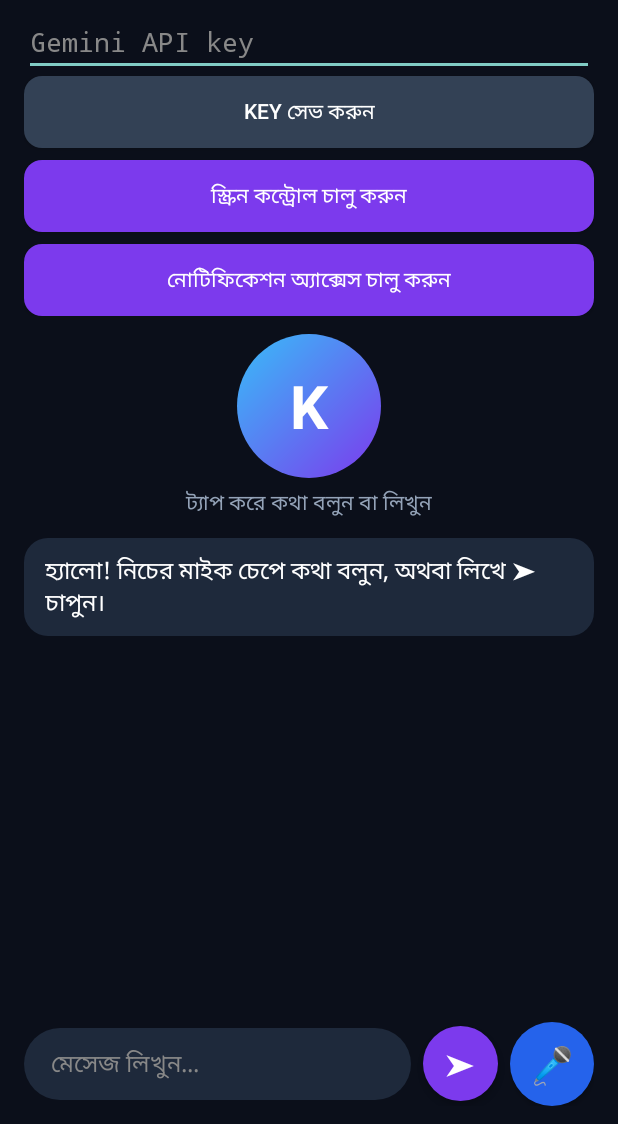
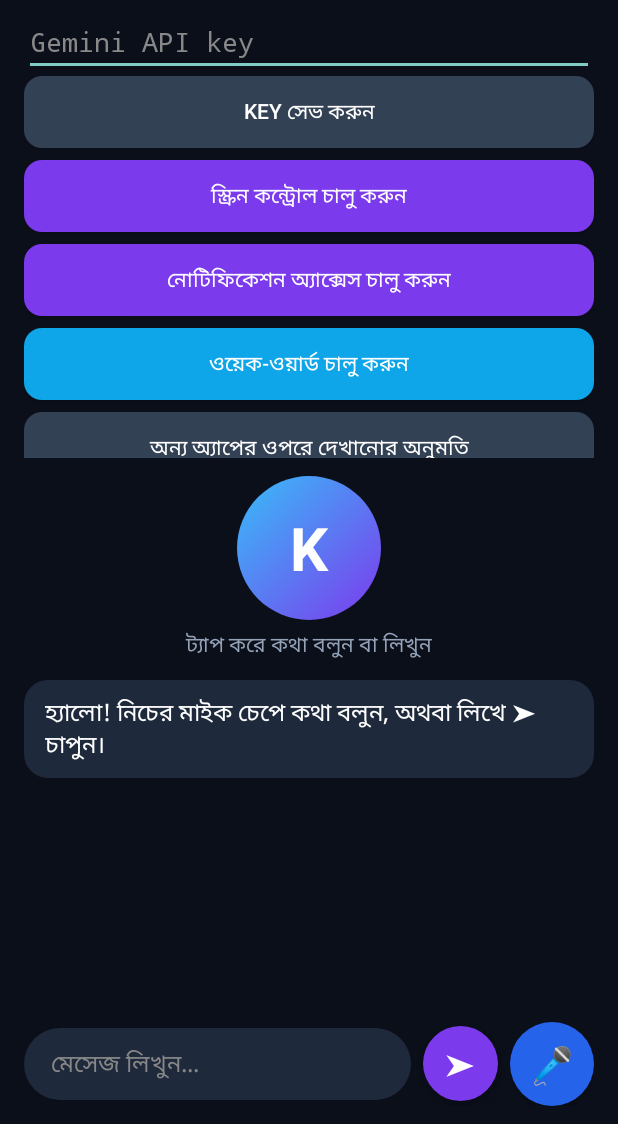
Before and after one commit to sensei5266/Karima-Ai, an Android app: the screen it shows after launch (MainActivity), on a phone screen of 412 x 824 dp, the part 112-1236 px from its top. Run offline under Robolectric (Android 15) with nearby library versions, the phone set to English and light mode, and no system bars.

Commit message:
Update MainActivity.kt

```diff
--- a/app/src/main/java/com/karima/assistant/MainActivity.kt
+++ b/app/src/main/java/com/karima/assistant/MainActivity.kt
@@ -113,6 +113,7 @@ class MainActivity : Activity(), TextToSpeech.OnInitListener {
     private lateinit var keyInput: EditText
     private lateinit var msgInput: EditText
     private lateinit var langChip: TextView
+    private lateinit var wakeBtn: Button
     private var tts: TextToSpeech? = null
     private var recognizer: SpeechRecognizer? = null
     private var pulse: ObjectAnimator? = null
@@ -209,6 +210,53 @@ class MainActivity : Activity(), TextToSpeech.OnInitListener {
         }
     }
 
+    // ---------- ওয়েক-ওয়ার্ড ----------
+
+    private fun startWake() {
+        if (checkSelfPermission(Manifest.permission.RECORD_AUDIO) != PackageManager.PERMISSION_GRANTED) {
+            add("সিস্টেম", "আগে মাইকের অনুমতি দিন, তারপর ওয়েক-ওয়ার্ড চালু করুন।")
+            prefs().edit().putBoolean("wake", false).apply()
+            return
+        }
+        try {
+            startForegroundService(Intent(this, KarimaListenService::class.java))
+            prefs().edit().putBoolean("wake", true).apply()
+            wakeBtn.text = "ওয়েক-ওয়ার্ড: চালু (বন্ধ করতে চাপুন)"
+        } catch (e: Exception) {
+            add("সিস্টেম", "ওয়েক-ওয়ার্ড চালু করা যায়নি: ${e.message}")
+        }
+    }
+
+    private fun stopWake() {
+        stopService(Intent(this, KarimaListenService::class.java))
+        prefs().edit().putBoolean("wake", false).apply()
+        wakeBtn.text = "ওয়েক-ওয়ার্ড চালু করুন"
+    }
+
+    private fun checkWake(i: Intent?) {
+        if (i?.getBooleanExtra("wake", false) == true) {
+            i.removeExtra("wake")
+            ui.postDelayed({ listen() }, 900L)
+        }
+    }
+
+    override fun onNewIntent(intent: Intent?) {
+        super.onNewIntent(intent)
+        setIntent(intent)
+        checkWake(intent)
+    }
+
+    override fun onResume() {
+        super.onResume()
+        AppState.visible = true
+        KarimaListenService.current?.pauseForApp()
+    }
+
+    override fun onPause() {
+        AppState.visible = false
+        super.onPause()
+    }
+
     override fun onCreate(savedInstanceState: Bundle?) {
         super.onCreate(savedInstanceState)
         window.statusBarColor = Color.parseColor("#0B0F1A")
@@ -257,13 +305,64 @@ class MainActivity : Activity(), TextToSpeech.OnInitListener {
                 startActivity(Intent(Settings.ACTION_NOTIFICATION_LISTENER_SETTINGS))
             }
         }
-        keyPanel = LinearLayout(this).apply {
+        wakeBtn = Button(this).apply {
+            text = if (prefs().getBoolean("wake", false)) "ওয়েক-ওয়ার্ড: চালু (বন্ধ করতে চাপুন)"
+            else "ওয়েক-ওয়ার্ড চালু করুন"
+            setTextColor(Color.WHITE)
+            background = roundBg("#0EA5E9", dp(12).toFloat())
+            setOnClickListener {
+                if (prefs().getBoolean("wake", false)) stopWake() else startWake()
+            }
+        }
+        val overlayBtn = Button(this).apply {
+            text = "অন্য অ্যাপের ওপরে দেখানোর অনুমতি"
+            setTextColor(Color.WHITE)
+            background = roundBg("#334155", dp(12).toFloat())
+            setOnClickListener {
+                startActivity(
+                    Intent(
+                        Settings.ACTION_MANAGE_OVERLAY_PERMISSION,
+                        Uri.parse("package:$packageName")
+                    )
+                )
+            }
+        }
+        val batBtn = Button(this).apply {
+            text = "ব্যাটারি সীমাবদ্ধতা বন্ধ করুন"
+            setTextColor(Color.WHITE)
+            background = roundBg("#334155", dp(12).toFloat())
+            setOnClickListener {
+                startActivity(Intent(Settings.ACTION_IGNORE_BATTERY_OPTIMIZATION_SETTINGS))
+            }
+        }
+        val assistBtn = Button(this).apply {
+            text = "ডিফল্ট অ্যাসিস্ট্যান্ট সেট করুন"
+            setTextColor(Color.WHITE)
+            background = roundBg("#334155", dp(12).toFloat())
+            setOnClickListener {
+                try {
+                    startActivity(Intent(Settings.ACTION_VOICE_INPUT_SETTINGS))
+                } catch (e: Exception) {
+                    startActivity(Intent(Settings.ACTION_SETTINGS))
+                }
+            }
+        }
+        val panelItems = LinearLayout(this).apply {
             orientation = LinearLayout.VERTICAL
-            visibility = if (savedKey.isBlank()) View.VISIBLE else View.GONE
             addView(keyInput)
             addView(saveBtn)
             addView(accBtn, LinearLayout.LayoutParams(-1, -2).apply { topMargin = dp(8) })
             addView(notifBtn, LinearLayout.LayoutParams(-1, -2).apply { topMargin = dp(8) })
+            addView(wakeBtn, LinearLayout.LayoutParams(-1, -2).apply { topMargin = dp(8) })
+            addView(overlayBtn, LinearLayout.LayoutParams(-1, -2).apply { topMargin = dp(8) })
+            addView(batBtn, LinearLayout.LayoutParams(-1, -2).apply { topMargin = dp(8) })
+            addView(assistBtn, LinearLayout.LayoutParams(-1, -2).apply { topMargin = dp(8) })
+        }
+        val panelScroll = ScrollView(this).apply { addView(panelItems) }
+        keyPanel = LinearLayout(this).apply {
+            orientation = LinearLayout.VERTICAL
+            visibility = if (savedKey.isBlank()) View.VISIBLE else View.GONE
+            addView(panelScroll, LinearLayout.LayoutParams(-1, dp(300)))
         }
 
         val title = TextView(this).apply {
@@ -414,14 +513,19 @@ class MainActivity : Activity(), TextToSpeech.OnInitListener {
         }
         add("কারিমা", "হ্যালো! নিচের মাইক চেপে কথা বলুন, অথবা লিখে ➤ চাপুন।")
 
-        val need = listOf(
+        val need = mutableListOf(
             Manifest.permission.RECORD_AUDIO,
             Manifest.permission.READ_CONTACTS,
             Manifest.permission.CALL_PHONE,
             Manifest.permission.SEND_SMS,
             Manifest.permission.ANSWER_PHONE_CALLS
-        ).filter { checkSelfPermission(it) != PackageManager.PERMISSION_GRANTED }
-        if (need.isNotEmpty()) requestPermissions(need.toTypedArray(), 10)
+        )
+        if (Build.VERSION.SDK_INT >= 33) need.add(Manifest.permission.POST_NOTIFICATIONS)
+        val missing = need.filter { checkSelfPermission(it) != PackageManager.PERMISSION_GRANTED }
+        if (missing.isNotEmpty()) requestPermissions(missing.toTypedArray(), 10)
+
+        if (prefs().getBoolean("wake", false)) startWake()
+        checkWake(intent)
     }
 
     override fun onInit(status: Int) {
@@ -828,7 +932,7 @@ class MainActivity : Activity(), TextToSpeech.OnInitListener {
         }
         stopSpeaking()
         recognizer?.destroy()
-        recognizer = SpeechRecognizer.createSpeechRecognizer(this)
+        recognizer = makeRecognizer(this)
         recognizer?.setRecognitionListener(object : RecognitionListener {
             override fun onReadyForSpeech(p: Bundle?) {
                 status.text = "শুনছি..."
```
